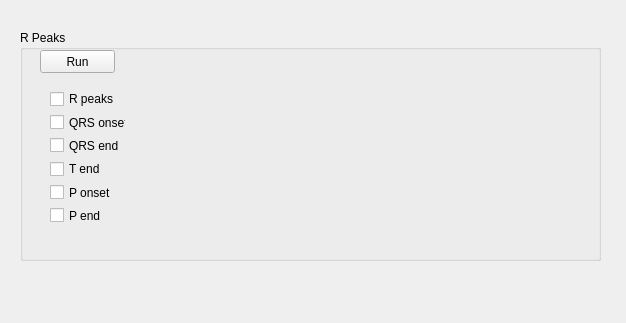
Old version of the form EcgApplicationCore/View/r_peaks_gui.ui in the repository KuleszIB/EcgAppCore.
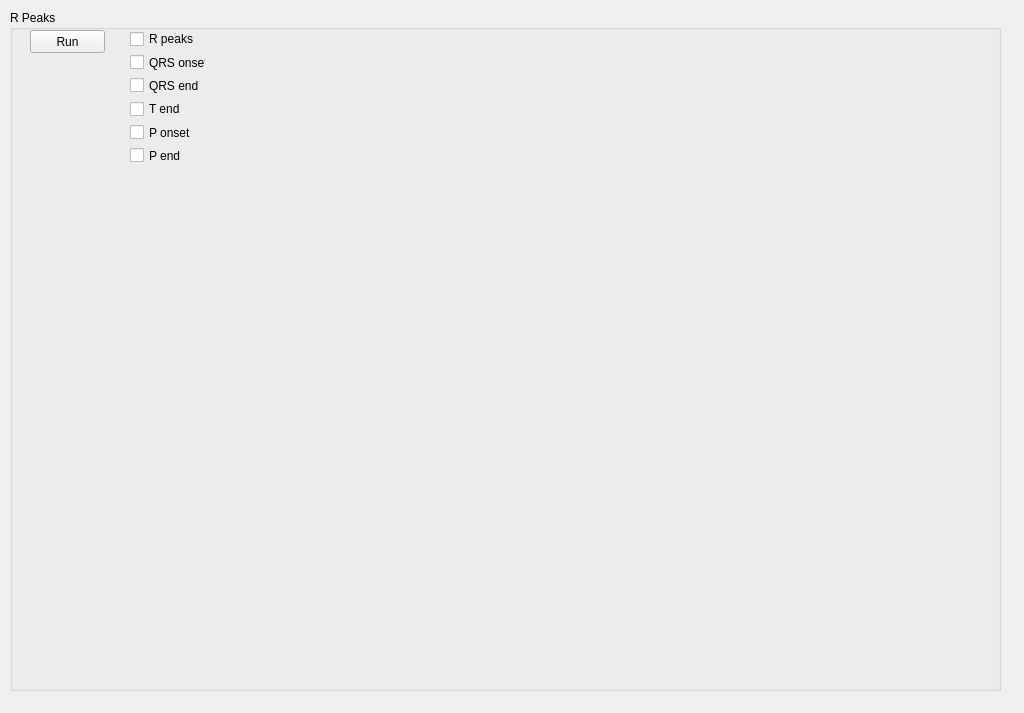
New version of the form.

What changed in the file:
```diff
--- a/EcgApplicationCore/View/r_peaks_gui.ui
+++ b/EcgApplicationCore/View/r_peaks_gui.ui
@@ -6,8 +6,8 @@
    <rect>
     <x>0</x>
     <y>0</y>
-    <width>626</width>
-    <height>323</height>
+    <width>1024</width>
+    <height>713</height>
    </rect>
   </property>
   <property name="windowTitle">
@@ -16,10 +16,10 @@
   <widget class="QGroupBox" name="groupBox">
    <property name="geometry">
     <rect>
-     <x>20</x>
-     <y>30</y>
-     <width>581</width>
-     <height>231</height>
+     <x>10</x>
+     <y>10</y>
+     <width>991</width>
+     <height>681</height>
     </rect>
    </property>
    <property name="title">
@@ -41,8 +41,8 @@
    <widget class="QWidget" name="layoutWidget">
     <property name="geometry">
      <rect>
-      <x>30</x>
-      <y>60</y>
+      <x>120</x>
+      <y>20</y>
       <width>76</width>
       <height>134</height>
      </rect>
@@ -95,10 +95,10 @@
    <widget class="QWidget" name="qrsPlot" native="true">
     <property name="geometry">
      <rect>
-      <x>130</x>
-      <y>30</y>
-      <width>411</width>
-      <height>181</height>
+      <x>10</x>
+      <y>200</y>
+      <width>780</width>
+      <height>310</height>
      </rect>
     </property>
    </widget>
```
